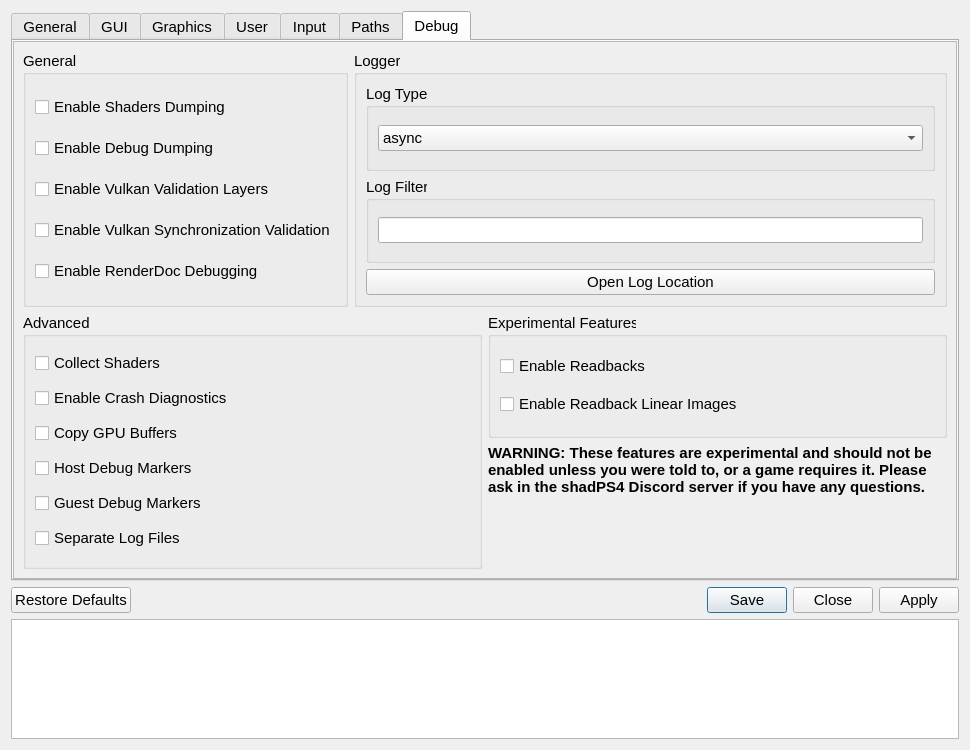
Qt form src/qt_gui/settings_dialog.ui (shadps4-emu/shadPS4) before a commit.
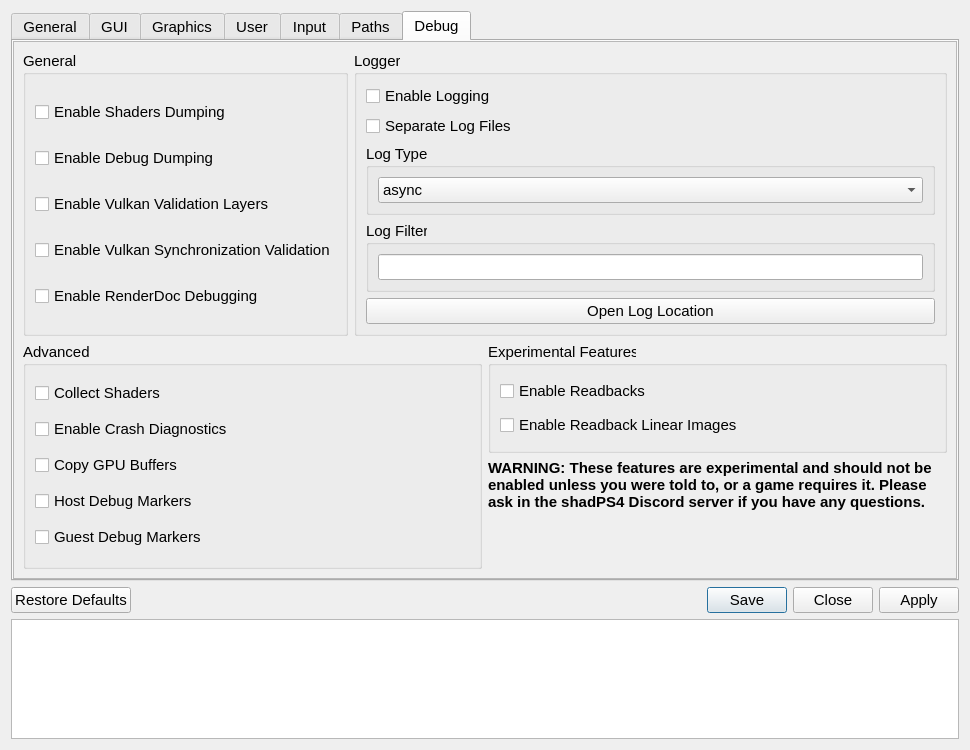
The same form after that commit. The open tabs and pages were chosen to show the change. Icons and pictures are not drawn.

Commit message:
Toggle to enable/disable logging (#3493)
* Update config.cpp

* Update config.h

* Update backend.cpp

* Update settings_dialog.cpp

* Update settings_dialog.ui

* fix clang settings_dialog.cpp

* fix description in settings_dialog.cpp

* added back the backslash settings_dialog.cpp

* move enable logging and separate log files to logger settings_dialog.ui

What changed in the file:
```diff
--- a/src/qt_gui/settings_dialog.ui
+++ b/src/qt_gui/settings_dialog.ui
@@ -1938,8 +1938,8 @@
         <rect>
          <x>0</x>
          <y>0</y>
-         <width>946</width>
-         <height>536</height>
+         <width>944</width>
+         <height>537</height>
         </rect>
        </property>
        <layout class="QVBoxLayout" name="debugTabVLayout" stretch="0,0">
@@ -2013,6 +2013,20 @@
                <string>Logger</string>
               </property>
               <layout class="QVBoxLayout" name="loggerLayout">
+               <item>
+                <widget class="QCheckBox" name="enableLoggingCheckBox">
+                 <property name="text">
+                  <string>Enable Logging</string>
+                 </property>
+                </widget>
+               </item>
+               <item>
+                <widget class="QCheckBox" name="separateLogFilesCheckbox">
+                 <property name="text">
+                  <string>Separate Log Files</string>
+                 </property>
+                </widget>
+               </item>
                <item>
                 <widget class="QWidget" name="LogTypeWidget" native="true">
                  <layout class="QVBoxLayout" name="LogTypeLayout">
@@ -2146,13 +2160,6 @@
                </property>
               </widget>
              </item>
-             <item>
-              <widget class="QCheckBox" name="separateLogFilesCheckbox">
-               <property name="text">
-                <string>Separate Log Files</string>
-               </property>
-              </widget>
-             </item>
             </layout>
            </widget>
           </item>
```
Left out of the diff: 30 changed lines with no effect on the pictures. The commit also changes 4 other files.
